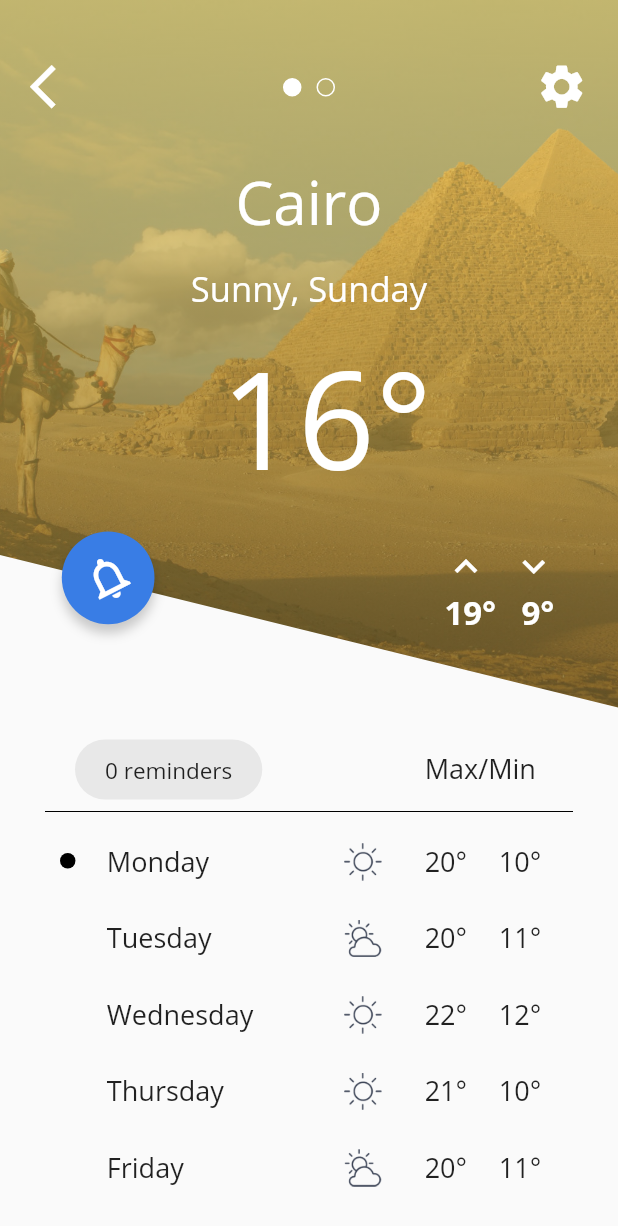
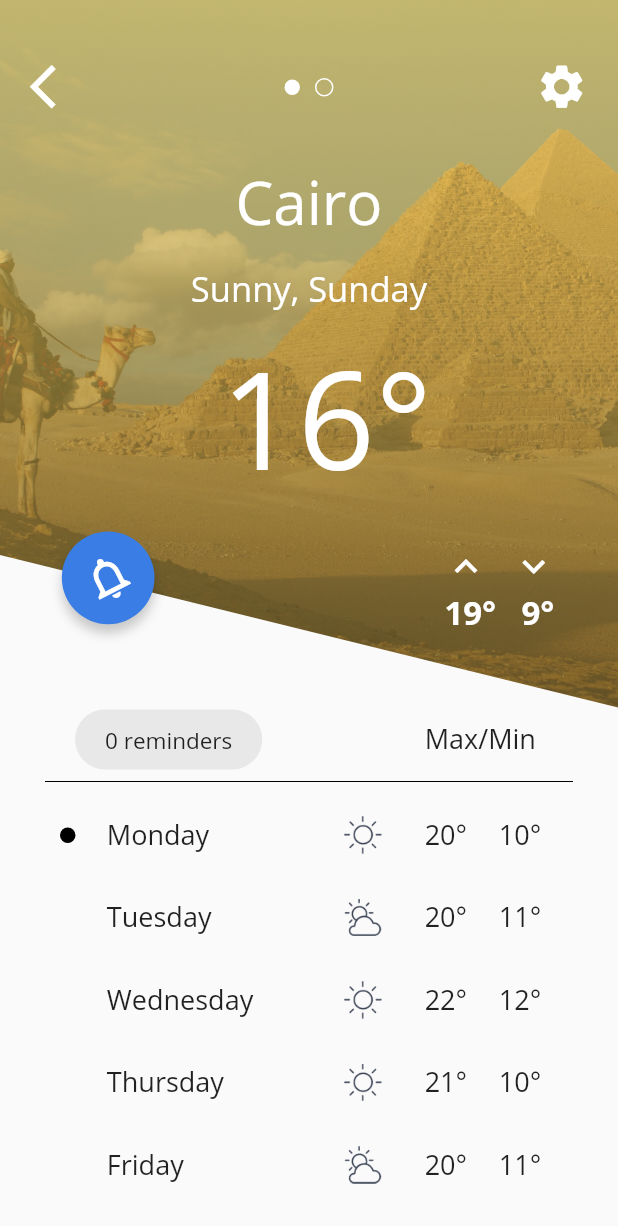
Before and after one commit to JKPK/weekly_flutter_challenge_4_weather_app, a Flutter app: the screen it shows after launch, on a phone screen of 412 x 824 dp. Shown: the top 1226 px of the screen. Run offline on Flutter 3.47's test engine with Material 2 defaults, Android fonts, the phone set to English and light mode, and no system bars.

```diff
--- a/lib/pages/main_page.dart
+++ b/lib/pages/main_page.dart
@@ -1,4 +1,5 @@
 import 'package:flutter/material.dart';
+import 'package:flutter/services.dart';
 
 import '../widgets/background.dart';
 import '../widgets/notification_button.dart';
@@ -10,6 +11,10 @@ import '../widgets/week_table.dart';
 class MainPage extends StatelessWidget {
   @override
   Widget build(BuildContext context) {
+    SystemChrome.setEnabledSystemUIOverlays([
+      SystemUiOverlay.top,
+    ]);
+
     return Scaffold(
       body: Stack(
         children: <Widget>[
--- a/lib/widgets/top_bar.dart
+++ b/lib/widgets/top_bar.dart
@@ -23,8 +23,8 @@ class TopBar extends StatelessWidget {
             children: <Widget>[
               Container(
                 margin: EdgeInsets.symmetric(horizontal: 5),
-                width: MediaQuery.of(context).size.width * .03,
-                height: MediaQuery.of(context).size.width * .03,
+                width: MediaQuery.of(context).size.width * .025,
+                height: MediaQuery.of(context).size.width * .025,
                 decoration: BoxDecoration(
                   shape: BoxShape.circle,
                   color: Colors.white,
--- a/lib/widgets/week_table.dart
+++ b/lib/widgets/week_table.dart
@@ -1,5 +1,6 @@
 import 'package:flutter/material.dart';
-import 'package:weekly_flutter_challenge_4_weather_app/styleguide.dart';
+
+import '../styleguide.dart';
 
 class WeekTable extends StatelessWidget {
   @override
@@ -54,7 +55,7 @@ class WeekTable extends StatelessWidget {
           ),
         ),
         Positioned(
-          bottom: 245,
+          bottom: 262,
           left: 35,
           child: Container(
             margin: EdgeInsets.symmetric(horizontal: 5),
@@ -103,7 +104,7 @@ class DayRow extends StatelessWidget {
     }
 
     return Padding(
-      padding: const EdgeInsets.symmetric(vertical: 13.0),
+      padding: const EdgeInsets.symmetric(vertical: 15.0),
       child: Row(
         children: <Widget>[
           SizedBox(
```
